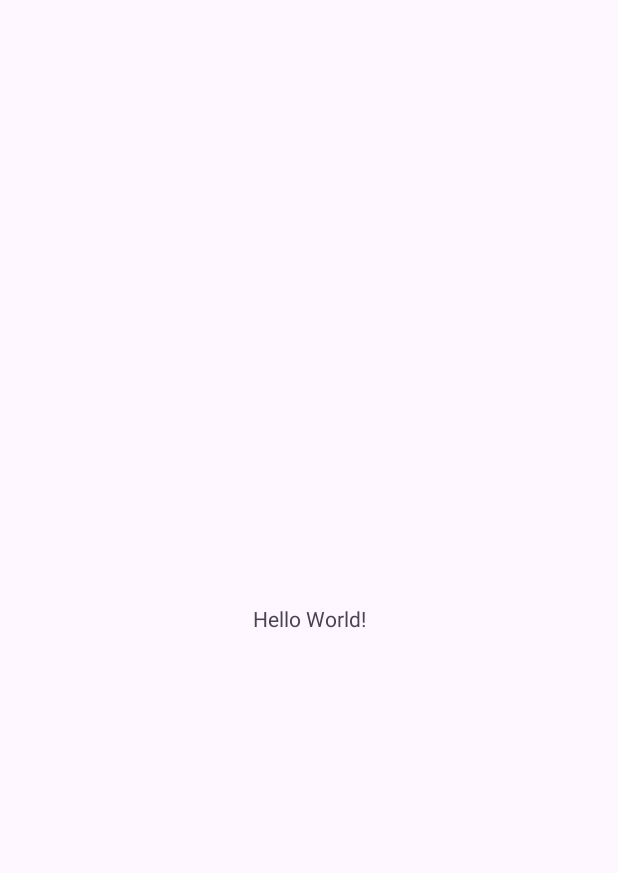
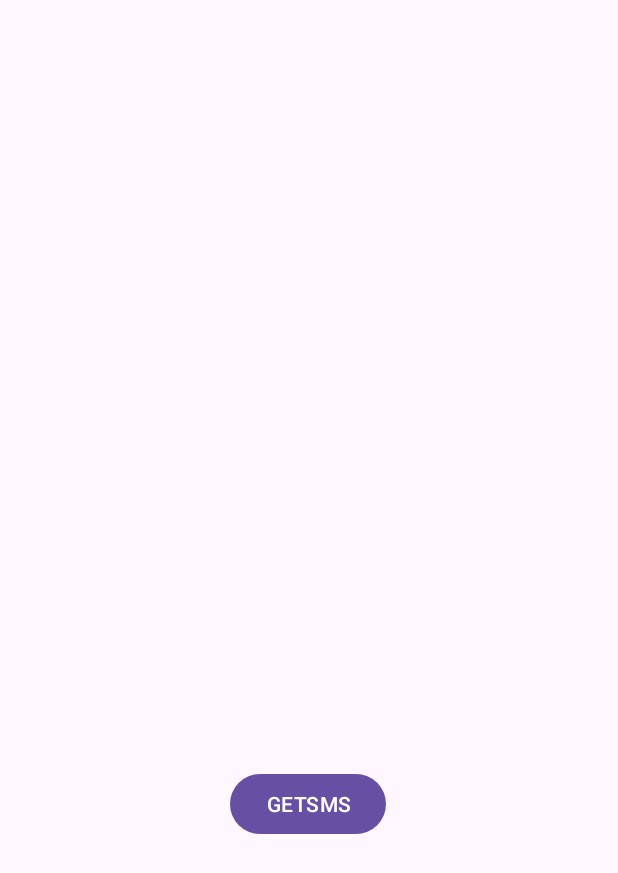
Before and after one commit to DevarshVasani/Android-Data-Reciever, an Android app: the screen it shows after launch (MainActivity), on a phone screen of 412 x 824 dp. Before the commit the part shown is almost empty. Shown: the top 873 px of the screen. Run offline under Robolectric (Android 15) with nearby library versions, the phone set to English and light mode, and no system bars; our stand-ins replace Firebase (no records; nobody signed in at launch, a user with empty details on screens opened directly).

Commit message:
SMS SYNC WORKING (BASE:UNSTABLE)

```diff
--- a/app/src/main/java/com/example/sms/MainActivity.java
+++ b/app/src/main/java/com/example/sms/MainActivity.java
@@ -40,6 +40,12 @@ public class MainActivity extends AppCompatActivity {
             SharedPreferences.Editor editor = sharedPreferences.edit();
             editor.putBoolean("isFirstTime", false);
             editor.apply();
+        }
+        else {
+              Sms s1=new Sms();
+            Log.d("method called", "onCreate: ");
+              s1.compareStoredSms(getApplicationContext());
+
         }
 
 
--- a/app/src/main/res/layout/activity_main.xml
+++ b/app/src/main/res/layout/activity_main.xml
@@ -6,13 +6,14 @@
     android:layout_height="match_parent"
     tools:context=".MainActivity">
 
-    <TextView
+    <Button
+        android:id="@+id/button"
         android:layout_width="wrap_content"
         android:layout_height="wrap_content"
-        android:text="Hello World!"
+        android:layout_marginBottom="264dp"
+        android:text="GETSMS"
         app:layout_constraintBottom_toBottomOf="parent"
         app:layout_constraintEnd_toEndOf="parent"
-        app:layout_constraintStart_toStartOf="parent"
-        app:layout_constraintTop_toTopOf="parent" />
-
+        app:layout_constraintHorizontal_bias="0.498"
+        app:layout_constraintStart_toStartOf="parent" />
 </androidx.constraintlayout.widget.ConstraintLayout>
```
Also changed, not shown: app/src/main/java/com/example/sms/Sms.java (+34 -19 lines).
